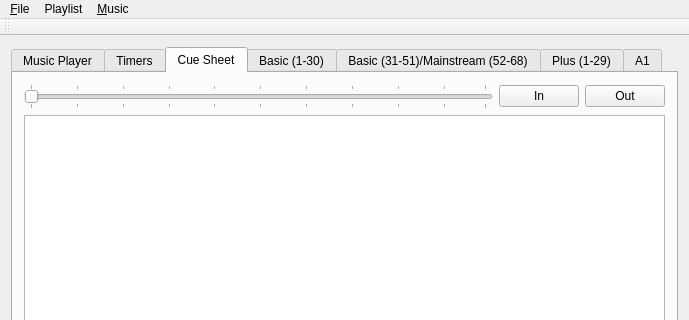
First picture: the form in SquareDesk-DEV/test123/mainwindow.ui, repository mpogue2/SquareDesk, before the edit; both pictures show x 0 to 689 and y 0 to 320 of the 689 by 559 pixel window.
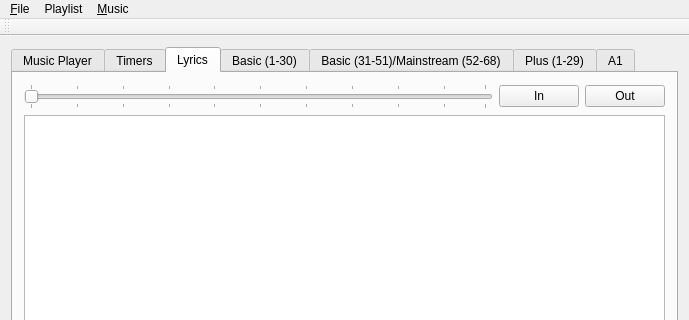
Second picture: the form after the edit. The open tabs and pages were chosen to show the change. Custom widgets are drawn as their Qt base class.

Commit message:
Enable Lyrics tab checkbox is back
Renamed tab to "Lyrics" (Dan, you'll have a one-time re-check of the box in the Experimental tab).  Implemented crude once-per-second scrolling, but I don't have a Preference for it yet, so it is compile-time disabled right now (but it kinda works!).  Note that it only matches in the same directory as MP3 right now.  Note also that it will use .css stylesheets (I'm using a modified cuesheet2.css that makes it look better).

Patch:
```diff
--- a/SquareDesk-DEV/test123/mainwindow.ui
+++ b/SquareDesk-DEV/test123/mainwindow.ui
@@ -1080,7 +1080,7 @@
       </widget>
       <widget class="QWidget" name="tab">
        <attribute name="title">
-        <string>Cue Sheet</string>
+        <string>Lyrics</string>
        </attribute>
        <layout class="QVBoxLayout" name="verticalLayout_6">
         <item>
```
Left out of the diff: 2 changed lines with no effect on the pictures. The commit also changes 5 other files.
